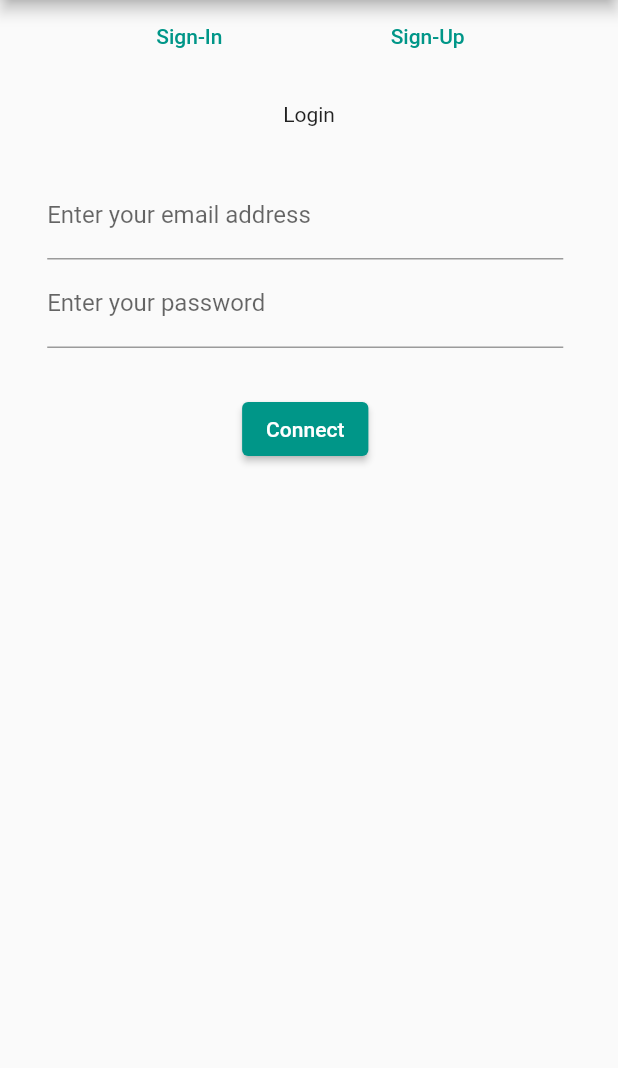
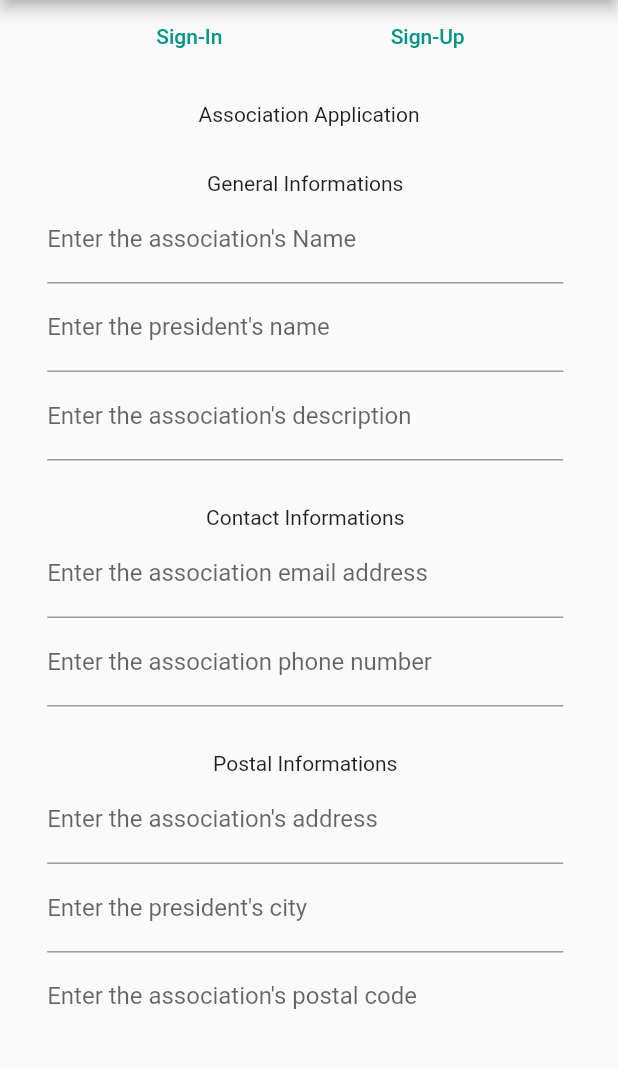
Before and after one commit to AssosNation/AssosNation-App, a Flutter app: the screen it shows after launch, on a phone screen of 412 x 824 dp, the part 84-1152 px from its top. Run offline on Flutter 3.47's test engine with Material 2 defaults, Android fonts, the phone set to English and light mode, and no system bars; our stand-ins replace carousel_slider, cloud_firestore, firebase_auth, firebase_core, geolocator, google_maps_flutter; accounts and stored records are empty.

Commit message:
Added association application form with scrolling, fixed scrolling on sign-up form

```diff
--- a/lib/pages/authentication.dart
+++ b/lib/pages/authentication.dart
@@ -1,6 +1,6 @@
+import 'package:assosnation_app/pages/detail/association_apply_form.dart';
 import 'package:flutter/material.dart';
 
-import 'detail/signin_form.dart';
 import 'detail/signup_form.dart';
 
 class Authentication extends StatefulWidget {
@@ -33,10 +33,12 @@ class _AuthenticationState extends State<Authentication> {
             children: [
               AnimatedSwitcher(
                 duration: const Duration(milliseconds: 500),
-                child: _isSigningUp == false ? SignInForm() : SignUpForm(),
+                child: _isSigningUp == false
+                    ? AssociationApplyForm()
+                    : SignUpForm(),
               ),
             ],
-          )
+          ),
         ],
       ),
     );
--- /dev/null
+++ b/lib/pages/detail/association_apply_form.dart
@@ -0,0 +1,211 @@
+import 'package:assosnation_app/services/firebase/authentication/auth_service.dart';
+import 'package:flutter/cupertino.dart';
+import 'package:flutter/material.dart';
+
+class AssociationApplyForm extends StatefulWidget {
+  @override
+  _AssociationApplyFormState createState() => _AssociationApplyFormState();
+}
+
+class _AssociationApplyFormState extends State<AssociationApplyForm> {
+  final _formKey = GlobalKey<FormState>();
+  final AuthService _auth = AuthService();
+
+  String _name = "";
+  String _president = "";
+  String _description = "";
+  String _mail = "";
+  String _phone = "";
+  String _address = "";
+  String _postalCode = "";
+  String _city = "";
+
+  _verifyAndValidateForm() async {
+    if (_formKey.currentState != null) {
+      if (_formKey.currentState!.validate()) {
+        dynamic res = await _auth.applyAsAssociation(_name, _description,
+            _president, _mail, _phone, _address, _postalCode, _city);
+        if (res == null) {
+          _displaySnackBarWithMessage("Failed to connect, try again");
+        } else {
+          _displaySnackBarWithMessage("Succesfully connected ! Welcome");
+        }
+      }
+    }
+  }
+
+  _isEmailValidated(String email) {
+    return email
+        .contains(new RegExp(r'([a-z0-9A-Z-.]+@[a-zA-Z]+\.[a-z]{1,3})'));
+  }
+
+  _displaySnackBarWithMessage(String msg) {
+    ScaffoldMessenger.of(context).showSnackBar(SnackBar(
+      content: Text(msg),
+      backgroundColor: Colors.deepOrange,
+      duration: Duration(seconds: 3),
+    ));
+  }
+
+  @override
+  Widget build(BuildContext context) {
+    return Container(
+      child: SizedBox(
+        width: MediaQuery.of(context).size.width * 0.92,
+        height: MediaQuery.of(context).size.height * 0.8,
+        child: Padding(
+          padding: const EdgeInsets.fromLTRB(10, 20, 10, 20),
+          child: Form(
+            key: _formKey,
+            child: SingleChildScrollView(
+              child: Column(
+                children: [
+                  Text("Association Application"),
+                  Padding(
+                    padding: const EdgeInsets.fromLTRB(5, 30, 10, 0),
+                    child: Column(
+                      children: [
+                        Text("General Informations"),
+                        TextFormField(
+                          decoration: InputDecoration(
+                              labelText: "Enter the association's Name"),
+                          keyboardType: TextInputType.name,
+                          autovalidateMode: AutovalidateMode.onUserInteraction,
+                          validator: (name) {
+                            if (name!.isNotEmpty) {
+                              _name = name;
+                              return null;
+                            } else
+                              return "Please enter the association's name";
+                          },
+                        ),
+                        TextFormField(
+                          decoration: InputDecoration(
+                              labelText: "Enter the president's name"),
+                          keyboardType: TextInputType.name,
+                          autovalidateMode: AutovalidateMode.onUserInteraction,
+                          validator: (president) {
+                            if (president!.isNotEmpty) {
+                              _president = president;
+                              return null;
+                            } else
+                              return "Please enter the president's name";
+                          },
+                        ),
+                        TextFormField(
+                          decoration: InputDecoration(
+                              labelText: "Enter the association's description"),
+                          keyboardType: TextInputType.name,
+                          autovalidateMode: AutovalidateMode.onUserInteraction,
+                          validator: (description) {
+                            if (description!.isNotEmpty) {
+                              _description = description;
+                              return null;
+                            } else
+                              return "Please enter the association's description";
+                          },
+                        ),
+                      ],
+                    ),
+                  ),
+                  Padding(
+                    padding: const EdgeInsets.fromLTRB(5, 30, 10, 0),
+                    child: Column(
+                      children: [
+                        Text("Contact Informations"),
+                        TextFormField(
+                            decoration: InputDecoration(
+                                labelText:
+                                    "Enter the association email address"),
+                            keyboardType: TextInputType.emailAddress,
+                            autovalidateMode:
+                                AutovalidateMode.onUserInteraction,
+                            validator: (email) {
+                              if (_isEmailValidated(email!)) {
+                                _mail = email;
+                                return null;
+                              } else if (email.isEmpty)
+                                return "This field cannot be empty";
+                              else
+                                return "This email address is not valid";
+                            }),
+                        TextFormField(
+                            decoration: InputDecoration(
+                                labelText:
+                                    "Enter the association phone number"),
+                            keyboardType: TextInputType.phone,
+                            autovalidateMode:
+                                AutovalidateMode.onUserInteraction,
+                            validator: (phone) {
+                              if (phone!.isNotEmpty) {
+                                _phone = phone;
+                                return null;
+                              } else
+                                return "Please enter the association's description";
+                            }),
+                      ],
+                    ),
+                  ),
+                  Padding(
+                    padding: const EdgeInsets.fromLTRB(5, 30, 10, 0),
+                    child: Column(
+                      children: [
+                        Text("Postal Informations"),
+                        TextFormField(
+                          decoration: InputDecoration(
+                              labelText: "Enter the association's address"),
+                          keyboardType: TextInputType.name,
+                          autovalidateMode: AutovalidateMode.onUserInteraction,
+                          validator: (address) {
+                            if (address!.isNotEmpty) {
+                              _address = address;
+                              return null;
+                            } else
+                              return "Please enter the association's address";
+                          },
+                        ),
+                        TextFormField(
+                          decoration: InputDecoration(
+                              labelText: "Enter the president's city"),
+                          keyboardType: TextInputType.name,
+                          autovalidateMode: AutovalidateMode.onUserInteraction,
+                          validator: (city) {
+                            if (city!.isNotEmpty) {
+                              _city = city;
+                              return null;
+                            } else
+                              return "Please enter the president's city";
+                          },
+                        ),
+                        TextFormField(
+                          decoration: InputDecoration(
+                              labelText: "Enter the association's postal code"),
+                          keyboardType: TextInputType.name,
+                          autovalidateMode: AutovalidateMode.onUserInteraction,
+                          validator: (postalCode) {
+                            if (postalCode!.isNotEmpty) {
+                              _postalCode = postalCode;
+                              return null;
+                            } else
+                              return "Please enter the association's postal code";
+                          },
+                        ),
+                      ],
+                    ),
+                  ),
+                  Padding(
+                    padding: const EdgeInsets.fromLTRB(5, 30, 10, 0),
+                    child: ElevatedButton(
+                      onPressed: _verifyAndValidateForm,
+                      child: Text("Send your application"),
+                    ),
+                  ),
+                ],
+              ),
+            ),
+          ),
+        ),
+      ),
+    );
+  }
+}
--- a/lib/pages/detail/signup_form.dart
+++ b/lib/pages/detail/signup_form.dart
@@ -46,8 +46,7 @@ class _SignUpFormState extends State<SignUpForm> {
 
   @override
   Widget build(BuildContext context) {
-    return SingleChildScrollView(
-      child: Container(
+    return Container(
       child: SizedBox(
         width: MediaQuery.of(context).size.width * 0.92,
         height: MediaQuery.of(context).size.height * 0.8,
@@ -55,6 +54,7 @@ class _SignUpFormState extends State<SignUpForm> {
           padding: const EdgeInsets.fromLTRB(10, 20, 10, 20),
           child: Form(
             key: _formKey,
+            child: SingleChildScrollView(
               child: Column(
                 children: [
                   Text("Signing Up"),
@@ -145,6 +145,13 @@ class _SignUpFormState extends State<SignUpForm> {
                       onPressed: _verifyAndValidateForm,
                       child: Text("Submit"),
                     ),
+                  ),
+                  Padding(
+                    padding: const EdgeInsets.fromLTRB(5, 30, 10, 0),
+                    child: ElevatedButton(
+                      onPressed: () {},
+                      child: Text("You are an association ? Apply here"),
+                    ),
                   )
                 ],
               ),
--- a/lib/services/firebase/authentication/auth_service.dart
+++ b/lib/services/firebase/authentication/auth_service.dart
@@ -82,4 +82,18 @@ class AuthService extends AuthenticationInterface {
   void signOff() {
     _auth.signOut();
   }
+
+  @override
+  Future applyAsAssociation(
+      String name,
+      String description,
+      String president,
+      String mail,
+      String phone,
+      String address,
+      String postalCode,
+      String city) {
+    // TODO: implement applyAsAssociation
+    throw UnimplementedError();
+  }
 }
--- a/lib/services/interfaces/authentication_interface.dart
+++ b/lib/services/interfaces/authentication_interface.dart
@@ -2,5 +2,14 @@ abstract class AuthenticationInterface {
   void signOff();
   Future signUpUserWithEmailAndPwd(mail, pwd);
   Future signUpUserWithAllInfos(mail, pwd, firstName, lastName);
+  Future applyAsAssociation(
+      String name,
+      String description,
+      String president,
+      String mail,
+      String phone,
+      String address,
+      String postalCode,
+      String city);
   Future signIn(mail, pwd);
 }
```
Lines whose indentation alone changed are shown as unchanged.
